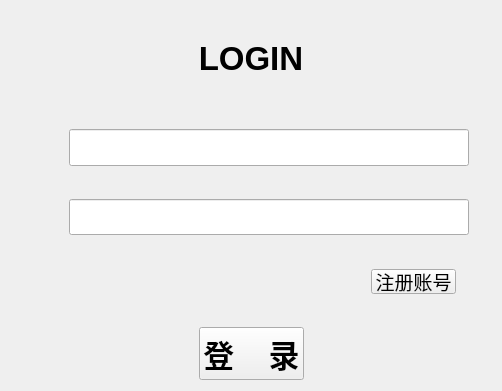
Above: loginwindow.ui from Zhang-Yiiiiii/BlackAndWhite before the change. Below: the same form after it.
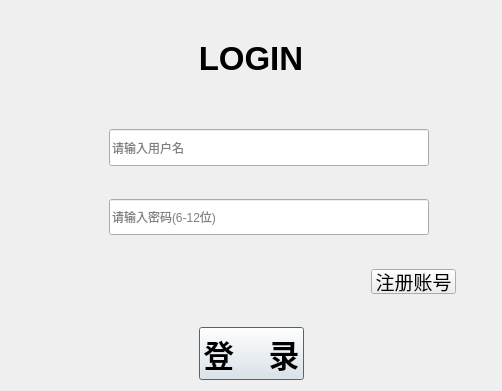
That is the form after the change. Icons and pictures are not drawn.

Diff of the .ui file:
```diff
--- a/loginwindow.ui
+++ b/loginwindow.ui
@@ -192,7 +192,7 @@
          </property>
          <property name="minimumSize">
           <size>
-           <width>400</width>
+           <width>320</width>
            <height>30</height>
           </size>
          </property>
@@ -203,13 +203,16 @@
           </size>
          </property>
          <property name="styleSheet">
-          <string notr="true">QLineEdit {
+          <string notr="true">QLineEdit
+ {
       background-color: gba(255, 255, 255, 0.8);
     color: white;
-    }
-    QLineEdit::placeholder {
+ }；
+
+ QLineEdit::placeholder
+ {
     color: rgba(255, 255, 255, 1); 
-    }
+ }；
 </string>
          </property>
          <property name="frame">
@@ -322,7 +325,7 @@
          </property>
          <property name="minimumSize">
           <size>
-           <width>400</width>
+           <width>320</width>
            <height>30</height>
           </size>
          </property>
@@ -336,13 +339,16 @@
           <bool>false</bool>
          </property>
          <property name="styleSheet">
-          <string notr="true">QLineEdit {
+          <string notr="true">QLineEdit
+ {
       background-color: gba(255, 255, 255, 0.8);
     color: white;
-    }
-    QLineEdit::placeholder {
+ }；
+
+ QLineEdit::placeholder
+ {
     color: rgba(255, 255, 255, 1); 
-    }
+ }；
 </string>
          </property>
          <property name="text">
@@ -530,6 +536,9 @@
          <height>16</height>
         </size>
        </property>
+       <property name="default">
+        <bool>true</bool>
+       </property>
       </widget>
      </item>
      <item>
```
